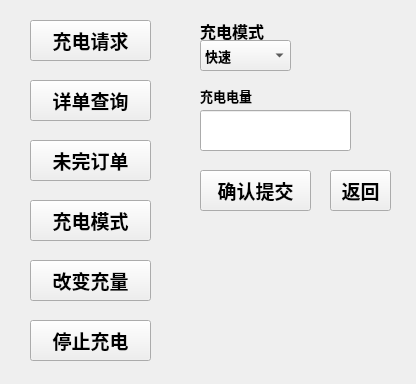
The window that sub_admin.ui (miasamnia/chargePile) describes before a commit, drawn with Qt 5.
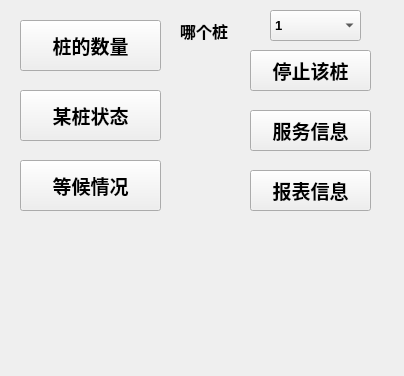
The same window after the commit.

```diff
--- a/sub_admin.ui
+++ b/sub_admin.ui
@@ -9,19 +9,19 @@
    <rect>
     <x>0</x>
     <y>0</y>
-    <width>416</width>
-    <height>384</height>
+    <width>404</width>
+    <height>376</height>
    </rect>
   </property>
   <property name="windowTitle">
    <string>MCSRrank</string>
   </property>
   <widget class="QWidget" name="centralwidget">
-   <widget class="QPushButton" name="chargereqButton">
+   <widget class="QPushButton" name="stoppileButton">
     <property name="geometry">
      <rect>
-      <x>30</x>
-      <y>20</y>
+      <x>250</x>
+      <y>50</y>
       <width>121</width>
       <height>41</height>
      </rect>
@@ -34,15 +34,15 @@
      </font>
     </property>
     <property name="text">
-     <string>充电请求</string>
+     <string>停止该桩</string>
     </property>
    </widget>
    <widget class="QLabel" name="showinfo">
     <property name="geometry">
      <rect>
-      <x>200</x>
+      <x>20</x>
       <y>230</y>
-      <width>181</width>
+      <width>311</width>
       <height>121</height>
      </rect>
     </property>
@@ -57,13 +57,13 @@
      <string/>
     </property>
    </widget>
-   <widget class="QPushButton" name="detailbillButton">
+   <widget class="QPushButton" name="pileamountButton">
     <property name="geometry">
      <rect>
-      <x>30</x>
-      <y>80</y>
-      <width>121</width>
-      <height>41</height>
+      <x>20</x>
+      <y>20</y>
+      <width>141</width>
+      <height>51</height>
      </rect>
     </property>
     <property name="font">
@@ -74,16 +74,16 @@
      </font>
     </property>
     <property name="text">
-     <string>详单查询</string>
+     <string>桩的数量</string>
     </property>
    </widget>
-   <widget class="QPushButton" name="chargingButton">
+   <widget class="QPushButton" name="showpileButton">
     <property name="geometry">
      <rect>
-      <x>30</x>
-      <y>140</y>
-      <width>121</width>
-      <height>41</height>
+      <x>20</x>
+      <y>90</y>
+      <width>141</width>
+      <height>51</height>
      </rect>
     </property>
     <property name="font">
@@ -94,108 +94,75 @@
      </font>
     </property>
     <property name="text">
-     <string>未完订单</string>
+     <string>某桩状态</string>
     </property>
    </widget>
-   <widget class="QPushButton" name="chargemodeButton">
+   <widget class="QPushButton" name="servingcarButton">
     <property name="geometry">
      <rect>
-      <x>30</x>
-      <y>200</y>
-      <width>121</width>
-      <height>41</height>
-     </rect>
-    </property>
-    <property name="font">
-     <font>
-      <pointsize>14</pointsize>
-      <weight>75</weight>
-      <bold>true</bold>
-     </font>
-    </property>
-    <property name="text">
-     <string>充电模式</string>
-    </property>
-   </widget>
-   <widget class="QPushButton" name="chargechangeButton">
-    <property name="geometry">
-     <rect>
-      <x>30</x>
-      <y>260</y>
-      <width>121</width>
-      <height>41</height>
-     </rect>
-    </property>
-    <property name="font">
-     <font>
-      <pointsize>14</pointsize>
-      <weight>75</weight>
-      <bold>true</bold>
-     </font>
-    </property>
-    <property name="text">
-     <string>改变充量</string>
-    </property>
-   </widget>
-   <widget class="QPushButton" name="stopchargingButton">
-    <property name="geometry">
-     <rect>
-      <x>30</x>
-      <y>320</y>
-      <width>121</width>
-      <height>41</height>
-     </rect>
-    </property>
-    <property name="font">
-     <font>
-      <pointsize>14</pointsize>
-      <weight>75</weight>
-      <bold>true</bold>
-     </font>
-    </property>
-    <property name="text">
-     <string>停止充电</string>
-    </property>
-   </widget>
-   <widget class="QLineEdit" name="chargeamountline">
-    <property name="geometry">
-     <rect>
-      <x>200</x>
+      <x>250</x>
       <y>110</y>
-      <width>151</width>
+      <width>121</width>
       <height>41</height>
      </rect>
     </property>
+    <property name="font">
+     <font>
+      <pointsize>14</pointsize>
+      <weight>75</weight>
+      <bold>true</bold>
+     </font>
+    </property>
     <property name="text">
-     <string/>
+     <string>服务信息</string>
     </property>
    </widget>
-   <widget class="QLabel" name="chargeamounttext">
+   <widget class="QPushButton" name="pilebillButton">
     <property name="geometry">
      <rect>
-      <x>200</x>
-      <y>80</y>
-      <width>91</width>
-      <height>31</height>
+      <x>250</x>
+      <y>170</y>
+      <width>121</width>
+      <height>41</height>
      </rect>
     </property>
     <property name="font">
      <font>
-      <pointsize>10</pointsize>
+      <pointsize>14</pointsize>
       <weight>75</weight>
       <bold>true</bold>
      </font>
     </property>
     <property name="text">
-     <string>充电电量</string>
+     <string>报表信息</string>
+    </property>
+   </widget>
+   <widget class="QPushButton" name="waitinglistButton">
+    <property name="geometry">
+     <rect>
+      <x>20</x>
+      <y>160</y>
+      <width>141</width>
+      <height>51</height>
+     </rect>
+    </property>
+    <property name="font">
+     <font>
+      <pointsize>14</pointsize>
+      <weight>75</weight>
+      <bold>true</bold>
+     </font>
+    </property>
+    <property name="text">
+     <string>等候情况</string>
     </property>
    </widget>
    <widget class="QLabel" name="modeselectiontext">
     <property name="geometry">
      <rect>
-      <x>200</x>
+      <x>180</x>
       <y>20</y>
-      <width>121</width>
+      <width>81</width>
       <height>21</height>
      </rect>
     </property>
@@ -207,14 +174,14 @@
      </font>
     </property>
     <property name="text">
-     <string>充电模式</string>
+     <string>哪个桩</string>
     </property>
    </widget>
-   <widget class="QComboBox" name="modeselectioncombo">
+   <widget class="QComboBox" name="pileselectioncombo">
     <property name="geometry">
      <rect>
-      <x>200</x>
-      <y>40</y>
+      <x>270</x>
+      <y>10</y>
       <width>91</width>
       <height>31</height>
      </rect>
@@ -231,68 +198,39 @@
     </property>
     <item>
      <property name="text">
-      <string>快速</string>
+      <string>1</string>
      </property>
     </item>
     <item>
      <property name="text">
-      <string>慢速</string>
+      <string>2</string>
      </property>
     </item>
-   </widget>
-   <widget class="QPushButton" name="confirmButton">
-    <property name="geometry">
-     <rect>
-      <x>200</x>
-      <y>170</y>
-      <width>111</width>
-      <height>41</height>
-     </rect>
-    </property>
-    <property name="font">
-     <font>
-      <pointsize>14</pointsize>
-      <weight>75</weight>
-      <bold>true</bold>
-     </font>
-    </property>
-    <property name="text">
-     <string>确认提交</string>
-    </property>
-   </widget>
-   <widget class="QPushButton" name="backButton">
-    <property name="geometry">
-     <rect>
-      <x>330</x>
-      <y>170</y>
-      <width>61</width>
-      <height>41</height>
-     </rect>
-    </property>
-    <property name="font">
-     <font>
-      <pointsize>14</pointsize>
-      <weight>75</weight>
-      <bold>true</bold>
-     </font>
-    </property>
-    <property name="text">
-     <string>返回</string>
-    </property>
+    <item>
+     <property name="text">
+      <string>3</string>
+     </property>
+    </item>
+    <item>
+     <property name="text">
+      <string>4</string>
+     </property>
+    </item>
+    <item>
+     <property name="text">
+      <string>5</string>
+     </property>
+    </item>
    </widget>
    <zorder>showinfo</zorder>
-   <zorder>chargereqButton</zorder>
-   <zorder>detailbillButton</zorder>
-   <zorder>chargingButton</zorder>
-   <zorder>chargemodeButton</zorder>
-   <zorder>chargechangeButton</zorder>
-   <zorder>stopchargingButton</zorder>
-   <zorder>chargeamountline</zorder>
-   <zorder>chargeamounttext</zorder>
+   <zorder>stoppileButton</zorder>
+   <zorder>pileamountButton</zorder>
+   <zorder>showpileButton</zorder>
+   <zorder>servingcarButton</zorder>
+   <zorder>pilebillButton</zorder>
+   <zorder>waitinglistButton</zorder>
    <zorder>modeselectiontext</zorder>
-   <zorder>modeselectioncombo</zorder>
-   <zorder>confirmButton</zorder>
-   <zorder>backButton</zorder>
+   <zorder>pileselectioncombo</zorder>
   </widget>
  </widget>
  <resources/>
```
